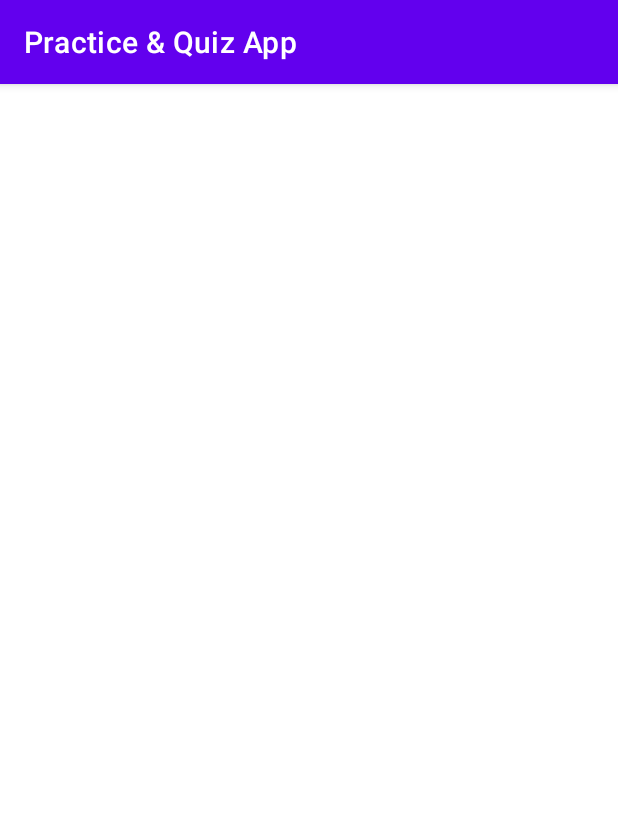
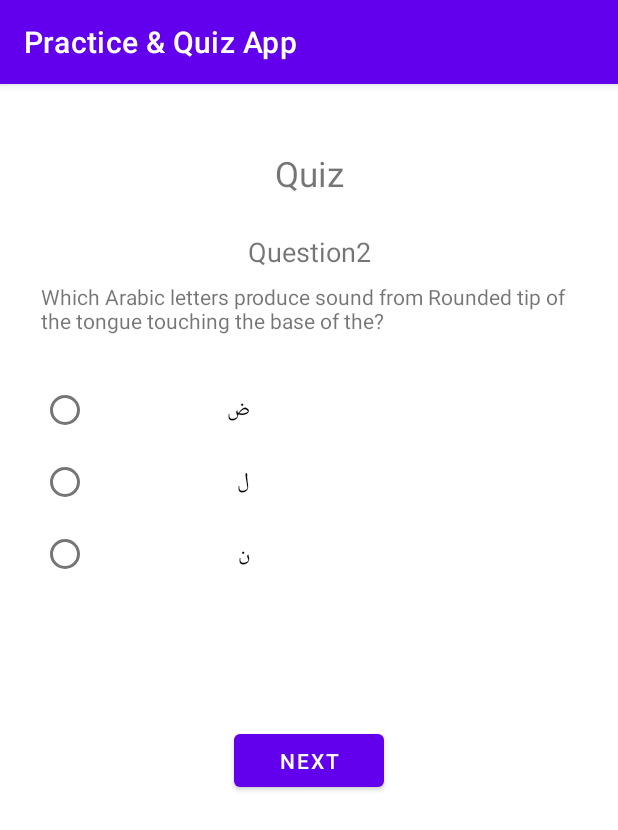
Before and after one commit to Transformer075/Practice_Quiz_App, an Android app: the activity_three screen opened directly, with no data from a screen before it, after a tap on "NEXT", on a phone screen of 412 x 824 dp. Shown: the top 830 px of the screen. Run offline under Robolectric (Android 15) with nearby library versions, the phone set to English and light mode, and no system bars; 3 other taps on this screen came first.

Commit message:
Quiz question2 & intent

```diff
--- a/app/src/main/AndroidManifest.xml
+++ b/app/src/main/AndroidManifest.xml
@@ -10,7 +10,10 @@
         android:supportsRtl="true"
         android:theme="@style/Theme.PracticeQuizApp">
         <activity
-            android:name=".activity_five"
+            android:name=".activity_QuizQuestion3"
+            android:exported="false" />
+        <activity
+            android:name=".activity_QuizQuestion2"
             android:exported="false" />
         <activity
             android:name=".activity_three"
--- /dev/null
+++ b/app/src/main/java/com/example/practicequizapp/activity_QuizQuestion2.java
@@ -0,0 +1,102 @@
+package com.example.practicequizapp;
+
+import androidx.appcompat.app.AppCompatActivity;
+
+import android.content.Intent;
+import android.os.Bundle;
+import android.view.View;
+import android.widget.Button;
+import android.widget.RadioButton;
+import android.widget.RadioGroup;
+import android.widget.TextView;
+
+import java.util.Random;
+
+public class activity_QuizQuestion2 extends AppCompatActivity {
+
+    String[] categoryArray = {"Halqiyah", "Lahatiyah", "Shajariyah-Haafiyah", "Tarfiyah", "Nit-eeyah", "Lisaveyah"
+            , "Ghunna"};
+    String[] arabicLetters = {"أ ہ","ع ح","غ خ","ق","ک","ج ش ی","ض","ل","ن","ر","ت د ط","ظ  ذ  ث","ص ز س","م ن","ف","ب","م","و","باَ بوُ بىِ"};
+    String[] soundProducedFrom = {"End of Throat", "Middle of Throat", "Start of the Throat", "Base of Tongue which" +
+            "is near Uvula touching the mouth roof", "Portion of Tongue near its base touching the roof of mouth",
+            "Tongue touching the center of the mouth roof", "One side of the tongue touching the molar teeth",
+            "Rounded tip of the tongue touching the base of the", "Rounded tip of the tongue touching the base of the frontal 6 teeth",
+            "Rounded tip of the tongue and some portion near it touching the base of the frontal 4 teeth",
+            "Tip of the tongue touching the base of the front 2 teeth", "Tip of the tongue touching the tip of the frontal 2 teeth"
+            , "Tip of the tongue comes between the front top and bottom teeth",
+            "While pronouncing the ending sound of  م  or ن , bring the vibration to the nose",
+            "Tip of the two upper jaw teeth touches the inner part of the lower lip",
+            "Inner part of the both lips touch each other", "Outer part of both lips touch each other",
+            "Rounding both lips and not closing the mouth", "Mouth empty space while speaking words like  باَ بوُ بىِ"};
+
+    TextView statementView2;
+    RadioButton btn_radio2_1, btn_radio2_2, btn_radio2_3;
+    RadioGroup radioGroup2;
+    Button btn_next3;
+    int correctAnswerCount2 = 0;
+    int randomNumber2;
+    @Override
+    protected void onCreate(Bundle savedInstanceState) {
+        super.onCreate(savedInstanceState);
+        setContentView(R.layout.activity_quiz_question2);
+
+        Intent intent1 = getIntent();
+        correctAnswerCount2 = intent1.getIntExtra("correctAnswerCount", 0);
+
+        statementView2 = findViewById(R.id.statementview2);
+        btn_radio2_1 = findViewById(R.id.btn_radio2_1);
+        btn_radio2_2 = findViewById(R.id.btn_radio2_2);
+        btn_radio2_3 = findViewById(R.id.btn_radio2_3);
+        btn_next3 = findViewById(R.id.btn_next3);
+        radioGroup2 = findViewById(R.id.radioGroup2);
+
+        Random rand = new Random();
+        randomNumber2 = rand.nextInt(19);
+
+        statementView2.setText("Which Arabic letters produce sound from " + soundProducedFrom[randomNumber2] + "?");
+        btn_radio2_2.setText(arabicLetters[randomNumber2]);
+        if(randomNumber2 > 1){
+            btn_radio2_1.setText(arabicLetters[randomNumber2 - 1]);
+        }
+        else {
+            btn_radio2_1.setText(arabicLetters[randomNumber2 + 2]);
+        }
+
+        if (randomNumber2 < 18){
+            btn_radio2_3.setText(arabicLetters[randomNumber2 + 1]);
+        }
+        else {
+            btn_radio2_3.setText(arabicLetters[randomNumber2 - 2]);
+        }
+
+        btn_next3.setOnClickListener(new View.OnClickListener() {
+            @Override
+            public void onClick(View v) {
+
+                Intent intent2 = new Intent(activity_QuizQuestion2.this, activity_QuizQuestion3.class);
+                intent2.putExtra("correctAnswerCount3", correctAnswerCount2);
+                startActivity(intent2);
+            }
+        });
+    }
+
+    public void onRadioButtonClicked2(View view) {
+        boolean checked2 = ((RadioButton) view).isChecked();
+
+        // Check which radio button was clicked
+        switch(view.getId()) {
+            case R.id.btn_radio2_1:
+                if (checked2 && arabicLetters[randomNumber2] == btn_radio2_1.getText())
+                    correctAnswerCount2++;
+                break;
+            case R.id.btn_radio2_2:
+                if (checked2 && arabicLetters[randomNumber2] == btn_radio2_2.getText())
+                    correctAnswerCount2++;
+                break;
+            case R.id.btn_radio2_3:
+                if (checked2 && arabicLetters[randomNumber2] == btn_radio2_3.getText())
+                    correctAnswerCount2++;
+                break;
+        }
+    }
+}
--- a/app/src/main/java/com/example/practicequizapp/activity_five.java
+++ b/app/src/main/java/com/example/practicequizapp/activity_QuizQuestion3.java
@@ -4,11 +4,11 @@ import androidx.appcompat.app.AppCompatActivity;
 
 import android.os.Bundle;
 
-public class activity_five extends AppCompatActivity {
+public class activity_QuizQuestion3 extends AppCompatActivity {
 
     @Override
     protected void onCreate(Bundle savedInstanceState) {
         super.onCreate(savedInstanceState);
-        setContentView(R.layout.activity_five);
+        setContentView(R.layout.activity_quiz_question3);
     }
 }
--- a/app/src/main/java/com/example/practicequizapp/activity_three.java
+++ b/app/src/main/java/com/example/practicequizapp/activity_three.java
@@ -4,7 +4,6 @@ import androidx.appcompat.app.AppCompatActivity;
 
 import android.content.Intent;
 import android.os.Bundle;
-import android.util.Log;
 import android.view.View;
 import android.widget.Button;
 import android.widget.RadioButton;
@@ -30,7 +29,7 @@ public class activity_three extends AppCompatActivity {
     "Inner part of the both lips touch each other", "Outer part of both lips touch each other",
     "Rounding both lips and not closing the mouth", "Mouth empty space while speaking words like  باَ بوُ بىِ"};
 
-    TextView statement;
+    TextView statementView;
     RadioButton btn_radio1, btn_radio2, btn_radio3;
     RadioGroup radioGroup;
     Button btn_next1;
@@ -41,7 +40,7 @@ public class activity_three extends AppCompatActivity {
         super.onCreate(savedInstanceState);
         setContentView(R.layout.activity_three);
 
-        statement = findViewById(R.id.statementView);
+        statementView = findViewById(R.id.statementView);
         btn_radio1 = findViewById(R.id.btn_radio1);
         btn_radio2 = findViewById(R.id.btn_radio2);
         btn_radio3 = findViewById(R.id.btn_radio3);
@@ -51,7 +50,7 @@ public class activity_three extends AppCompatActivity {
         Random rand = new Random();
         randomNumber = rand.nextInt(19);
 
-        statement.setText("Which Arabic letters produce sound from " + soundProducedFrom[randomNumber] + "?");
+        statementView.setText("Which Arabic letters produce sound from " + soundProducedFrom[randomNumber] + "?");
         btn_radio1.setText(arabicLetters[randomNumber]);
         if(randomNumber > 1){
             btn_radio2.setText(arabicLetters[randomNumber - 1]);
@@ -70,7 +69,7 @@ public class activity_three extends AppCompatActivity {
         btn_next1.setOnClickListener(new View.OnClickListener() {
             @Override
             public void onClick(View v) {
-                Intent intent = new Intent(activity_three.this, activity_five.class);
+                Intent intent = new Intent(activity_three.this, activity_QuizQuestion2.class);
                 intent.putExtra("correctAnswerCount", correctAnswersCount);
                 startActivity(intent);
             }
--- /dev/null
+++ b/app/src/main/res/layout/activity_quiz_question2.xml
@@ -0,0 +1,83 @@
+<?xml version="1.0" encoding="utf-8"?>
+<androidx.constraintlayout.widget.ConstraintLayout xmlns:android="http://schemas.android.com/apk/res/android"
+    xmlns:app="http://schemas.android.com/apk/res-auto"
+    xmlns:tools="http://schemas.android.com/tools"
+    android:layout_width="match_parent"
+    android:layout_height="match_parent"
+    tools:context=".activity_QuizQuestion2">
+
+    <TextView
+        android:id="@+id/textView6"
+        android:layout_width="70dp"
+        android:layout_height="wrap_content"
+        android:layout_marginTop="44dp"
+        android:text="@string/quiz"
+        android:textAlignment="center"
+        android:textSize="23dp"
+        app:layout_constraintEnd_toEndOf="parent"
+        app:layout_constraintStart_toStartOf="parent"
+        app:layout_constraintTop_toTopOf="parent" />
+
+    <TextView
+        android:id="@+id/textView8"
+        android:layout_width="wrap_content"
+        android:layout_height="wrap_content"
+        android:layout_marginTop="24dp"
+        android:text="@string/Question2"
+        android:textSize="18dp"
+        app:layout_constraintEnd_toEndOf="parent"
+        app:layout_constraintStart_toStartOf="parent"
+        app:layout_constraintTop_toBottomOf="@+id/textView6" />
+
+    <TextView
+        android:id="@+id/statementview2"
+        android:layout_width="357dp"
+        android:layout_height="61dp"
+        android:layout_marginTop="8dp"
+        android:text="TextView"
+        app:layout_constraintEnd_toEndOf="parent"
+        app:layout_constraintStart_toStartOf="parent"
+        app:layout_constraintTop_toBottomOf="@+id/textView8" />
+
+    <RadioGroup
+        android:id="@+id/radioGroup2"
+        android:layout_width="358dp"
+        android:layout_height="154dp"
+        app:layout_constraintEnd_toEndOf="@+id/statementview2"
+        app:layout_constraintHorizontal_bias="0.0"
+        app:layout_constraintStart_toStartOf="@+id/statementview2"
+        app:layout_constraintTop_toBottomOf="@+id/statementview2">
+
+        <RadioButton
+            android:id="@+id/btn_radio2_1"
+            android:layout_width="139dp"
+            android:layout_height="wrap_content"
+            android:onClick="onRadioButtonClicked2"
+            android:text="RadioButton" />
+
+        <RadioButton
+            android:id="@+id/btn_radio2_2"
+            android:layout_width="139dp"
+            android:layout_height="wrap_content"
+            android:onClick="onRadioButtonClicked2"
+            android:text="RadioButton" />
+
+        <RadioButton
+            android:id="@+id/btn_radio2_3"
+            android:layout_width="139dp"
+            android:layout_height="wrap_content"
+            android:onClick="onRadioButtonClicked2"
+            android:text="RadioButton" />
+    </RadioGroup>
+
+    <Button
+        android:id="@+id/btn_next3"
+        android:layout_width="100dp"
+        android:layout_height="47dp"
+        android:layout_marginTop="80dp"
+        android:text="@string/btn_next"
+        app:layout_constraintEnd_toEndOf="parent"
+        app:layout_constraintHorizontal_bias="0.5"
+        app:layout_constraintStart_toStartOf="parent"
+        app:layout_constraintTop_toBottomOf="@+id/radioGroup2" />
+</androidx.constraintlayout.widget.ConstraintLayout>
--- a/app/src/main/res/layout/activity_five.xml
+++ b/app/src/main/res/layout/activity_quiz_question3.xml
@@ -4,6 +4,6 @@
     xmlns:tools="http://schemas.android.com/tools"
     android:layout_width="match_parent"
     android:layout_height="match_parent"
-    tools:context=".activity_five">
+    tools:context=".activity_QuizQuestion3">
 
 </androidx.constraintlayout.widget.ConstraintLayout>
```
